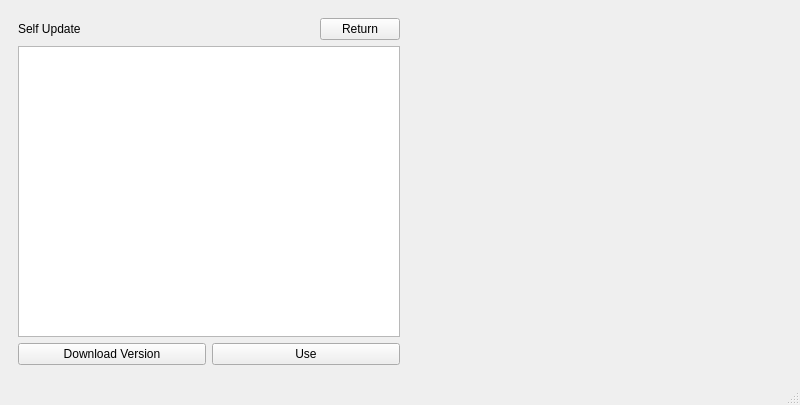
Above: src/UserInterface/mainwindow.ui from lmsorenson/AppInstaller before the change. Below: the same form after it.
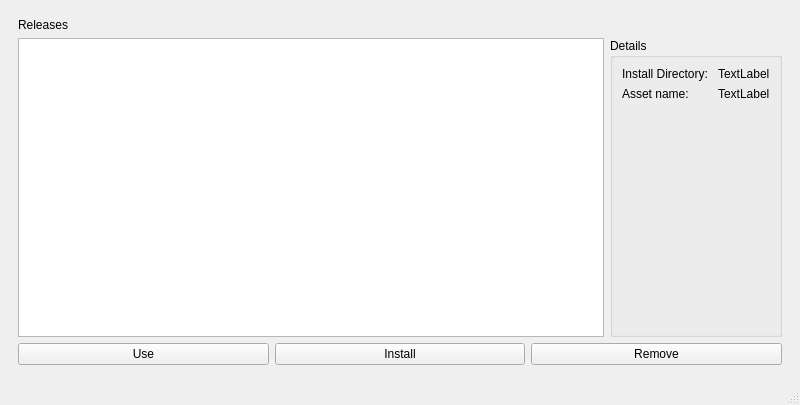
That is the form after the change. The open tabs and pages were chosen to show the change.

Commit message: remove update window

The edit to the form file:
```diff
--- a/src/UserInterface/mainwindow.ui
+++ b/src/UserInterface/mainwindow.ui
@@ -31,13 +31,6 @@
             </property>
            </widget>
           </item>
-          <item>
-           <widget class="QToolButton" name="toolButton">
-            <property name="text">
-             <string>...</string>
-            </property>
-           </widget>
-          </item>
          </layout>
         </item>
         <item>
@@ -111,82 +104,8 @@
         </item>
        </layout>
       </widget>
-      <widget class="QWidget" name="selfupdate">
-       <layout class="QVBoxLayout" name="verticalLayout_3">
-        <item>
-         <layout class="QHBoxLayout" name="SetupLayout">
-          <item>
-           <layout class="QVBoxLayout" name="verticalLayout_4">
-            <item>
-             <layout class="QHBoxLayout" name="Header">
-              <item>
-               <widget class="QLabel" name="SelfupdateLabel">
-                <property name="text">
-                 <string>Self Update</string>
-                </property>
-               </widget>
-              </item>
-              <item>
-               <spacer name="HeaderSpacer">
-                <property name="orientation">
-                 <enum>Qt::Horizontal</enum>
-                </property>
-                <property name="sizeHint" stdset="0">
-                 <size>
-                  <width>40</width>
-                  <height>20</height>
-                 </size>
-                </property>
-               </spacer>
-              </item>
-              <item>
-               <widget class="QPushButton" name="ReturnButton">
-                <property name="text">
-                 <string>Return</string>
-                </property>
-               </widget>
-              </item>
-             </layout>
-            </item>
-            <item>
-             <widget class="QListView" name="SelfUpdateListView"/>
-            </item>
-            <item>
-             <layout class="QHBoxLayout" name="Footer">
-              <item>
-               <widget class="QPushButton" name="SelectVersion">
-                <property name="text">
-                 <string>Download Version</string>
-                </property>
-               </widget>
-              </item>
-              <item>
-               <widget class="QPushButton" name="UseSelectedInstallerVersion">
-                <property name="text">
-                 <string>Use</string>
-                </property>
-               </widget>
-              </item>
-             </layout>
-            </item>
-           </layout>
-          </item>
-          <item>
-           <spacer name="horizontalSpacer">
-            <property name="orientation">
-             <enum>Qt::Horizontal</enum>
-            </property>
-            <property name="sizeHint" stdset="0">
-             <size>
-              <width>40</width>
-              <height>20</height>
-             </size>
-            </property>
-           </spacer>
-          </item>
-         </layout>
-        </item>
-       </layout>
+      <widget class="QWidget" name="Page2">
+       <layout class="QVBoxLayout" name="verticalLayout_3"/>
       </widget>
      </widget>
     </item>
```
The commit also changes 3 other files.
